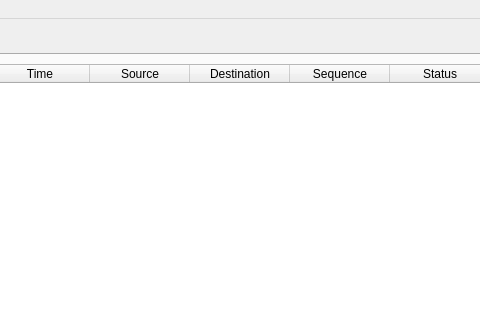
This is gui/PusGui/Views/Ui/MainView.ui in ESROCOS/tools-libpus as Qt 5 draws it before an edit; both pictures show x 432 to 912 and y 0 to 320 of the 1201 by 596 pixel window. The edited form follows.
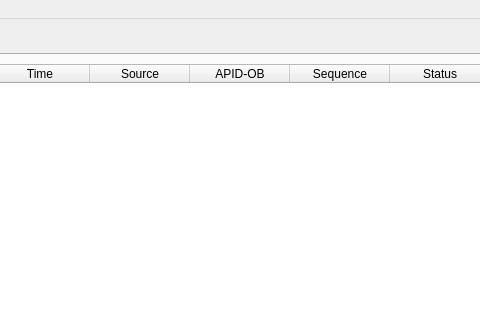
This is the edited form. Icons and pictures are not drawn.

Commit message: [PUS] gui updated for showing APID in main view

```diff
--- a/gui/PusGui/Views/Ui/MainView.ui
+++ b/gui/PusGui/Views/Ui/MainView.ui
@@ -65,7 +65,7 @@
         </column>
         <column>
          <property name="text">
-          <string>Destination</string>
+          <string>APID-OB</string>
          </property>
         </column>
         <column>
```
The commit also changes 3 other files.
